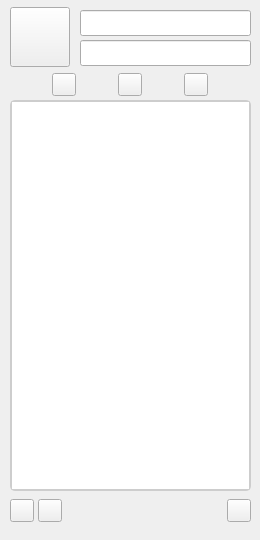
Qt form ui/FxMainWindow.ui (libfetion/libfetion-gui-dev) before a commit.
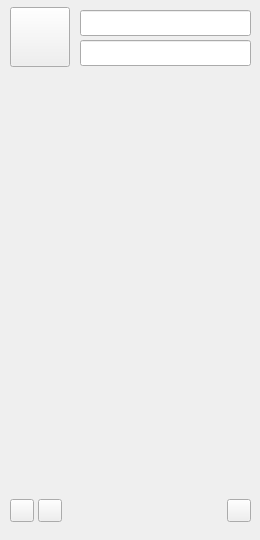
The same form after that commit.

Commit message: initial view of contact list.

Diff of the .ui file:
```diff
--- a/ui/FxMainWindow.ui
+++ b/ui/FxMainWindow.ui
@@ -13,85 +13,6 @@
   <property name="windowTitle">
    <string>Form</string>
   </property>
-  <widget class="QStackedWidget" name="mainUserListStack">
-   <property name="geometry">
-    <rect>
-     <x>10</x>
-     <y>100</y>
-     <width>241</width>
-     <height>391</height>
-    </rect>
-   </property>
-   <property name="sizePolicy">
-    <sizepolicy hsizetype="Preferred" vsizetype="Expanding">
-     <horstretch>0</horstretch>
-     <verstretch>0</verstretch>
-    </sizepolicy>
-   </property>
-   <property name="currentIndex">
-    <number>0</number>
-   </property>
-   <widget class="QWidget" name="page_view">
-    <property name="sizePolicy">
-     <sizepolicy hsizetype="Expanding" vsizetype="Expanding">
-      <horstretch>0</horstretch>
-      <verstretch>0</verstretch>
-     </sizepolicy>
-    </property>
-    <layout class="QVBoxLayout">
-     <property name="spacing">
-      <number>0</number>
-     </property>
-     <property name="margin">
-      <number>0</number>
-     </property>
-     <item>
-      <widget class="QTreeView" name="view">
-       <property name="sizePolicy">
-        <sizepolicy hsizetype="Expanding" vsizetype="MinimumExpanding">
-         <horstretch>0</horstretch>
-         <verstretch>0</verstretch>
-        </sizepolicy>
-       </property>
-       <property name="minimumSize">
-        <size>
-         <width>0</width>
-         <height>0</height>
-        </size>
-       </property>
-       <property name="contextMenuPolicy">
-        <enum>Qt::DefaultContextMenu</enum>
-       </property>
-       <property name="styleSheet">
-        <string>QTreeView {
-      border-width: 2px;
-      border-style: solid;
-      border-radius: 5px;
-      border-color:rgb(205,205,205);
-} 
-  </string>
-       </property>
-      </widget>
-     </item>
-    </layout>
-   </widget>
-   <widget class="QWidget" name="page_search">
-    <property name="sizePolicy">
-     <sizepolicy hsizetype="Expanding" vsizetype="Expanding">
-      <horstretch>0</horstretch>
-      <verstretch>0</verstretch>
-     </sizepolicy>
-    </property>
-    <layout class="QVBoxLayout" name="_2">
-     <property name="spacing">
-      <number>0</number>
-     </property>
-     <property name="margin">
-      <number>0</number>
-     </property>
-    </layout>
-   </widget>
-  </widget>
   <widget class="QWidget" name="horizontalLayoutWidget">
    <property name="geometry">
     <rect>
@@ -172,54 +93,6 @@
     </size>
    </property>
   </widget>
-  <widget class="QWidget" name="horizontalLayoutWidget_2">
-   <property name="geometry">
-    <rect>
-     <x>10</x>
-     <y>68</y>
-     <width>241</width>
-     <height>33</height>
-    </rect>
-   </property>
-   <layout class="QHBoxLayout" name="horizontalLayout_2">
-    <property name="spacing">
-     <number>0</number>
-    </property>
-    <item>
-     <widget class="QToolButton" name="toolButton_6">
-      <property name="sizePolicy">
-       <sizepolicy hsizetype="Maximum" vsizetype="Fixed">
-        <horstretch>0</horstretch>
-        <verstretch>0</verstretch>
-       </sizepolicy>
-      </property>
-      <property name="text">
-       <string/>
-      </property>
-     </widget>
-    </item>
-    <item>
-     <widget class="QToolButton" name="toolButton_5">
-      <property name="sizePolicy">
-       <sizepolicy hsizetype="Maximum" vsizetype="Fixed">
-        <horstretch>0</horstretch>
-        <verstretch>0</verstretch>
-       </sizepolicy>
-      </property>
-      <property name="text">
-       <string/>
-      </property>
-     </widget>
-    </item>
-    <item>
-     <widget class="QToolButton" name="toolButton_4">
-      <property name="text">
-       <string/>
-      </property>
-     </widget>
-    </item>
-   </layout>
-  </widget>
   <widget class="QLineEdit" name="textNickname">
    <property name="geometry">
     <rect>
@@ -240,6 +113,16 @@
     </rect>
    </property>
   </widget>
+  <widget class="QWidget" name="viewContactList" native="true">
+   <property name="geometry">
+    <rect>
+     <x>10</x>
+     <y>80</y>
+     <width>241</width>
+     <height>401</height>
+    </rect>
+   </property>
+  </widget>
  </widget>
  <resources/>
  <connections/>
```
The commit also changes 9 other files.
